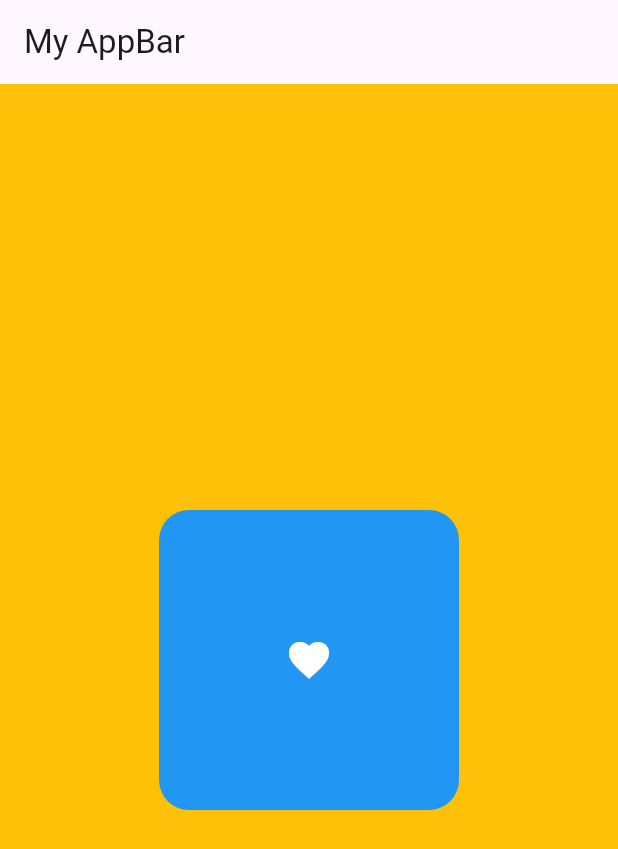
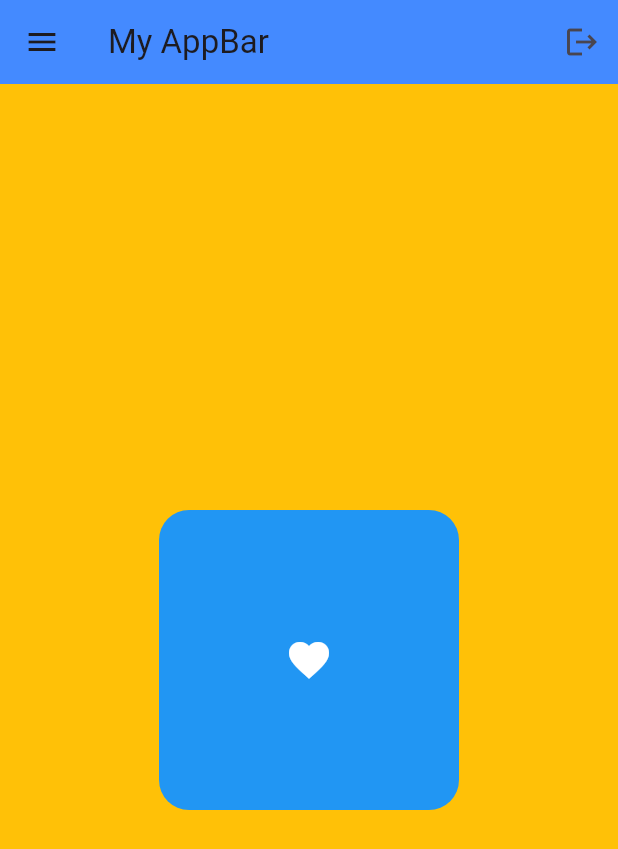
Before and after one commit to Odhi-ambo/flutter_fundamentals_101, a Flutter app: the screen it shows after launch, on a phone screen of 412 x 824 dp. Shown: the top 849 px of the screen. Run offline on Flutter 3.47's test engine with Material 3 defaults, Android fonts, the phone set to English and light mode, and no system bars.

Commit message:
initial commit-AppBar

```diff
--- a/lib/main.dart
+++ b/lib/main.dart
@@ -15,6 +15,10 @@ class MyApp extends StatelessWidget {
         backgroundColor: Colors.amber,
         appBar: AppBar(
           title: Text("My AppBar"),
+          backgroundColor: Colors.blueAccent[200],
+          elevation: 0,
+          leading: Icon(Icons.menu),
+          actions: [IconButton(onPressed: () {}, icon: Icon(Icons.logout))],
         ),
         body: Center(
           child: Container(
```
